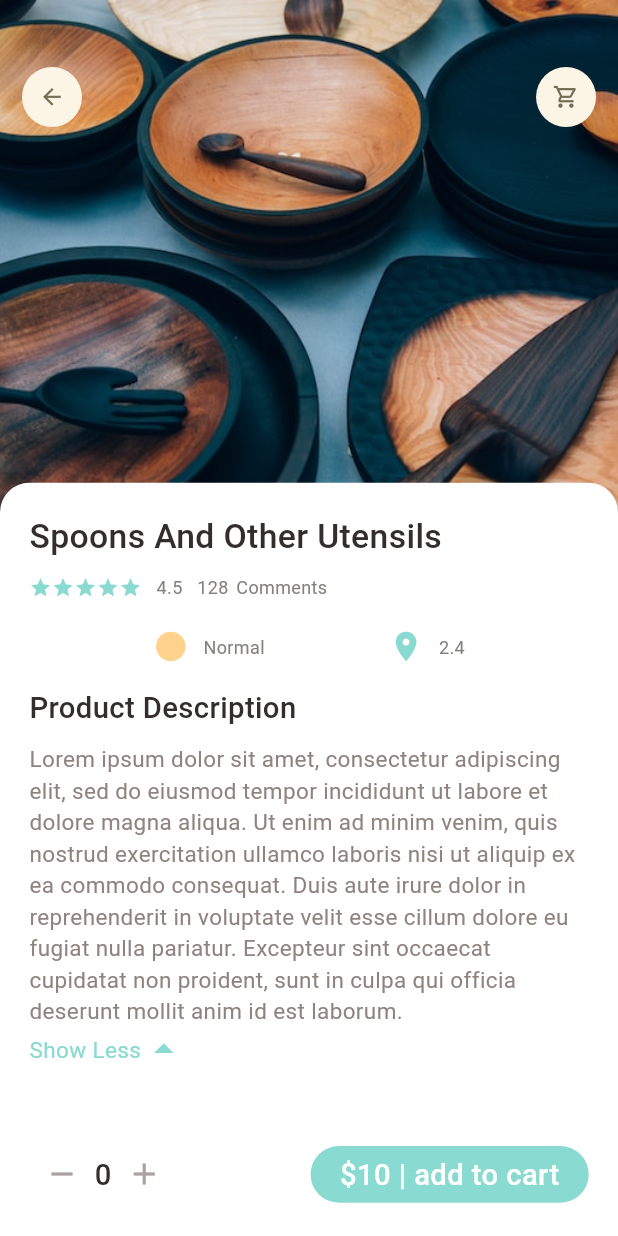
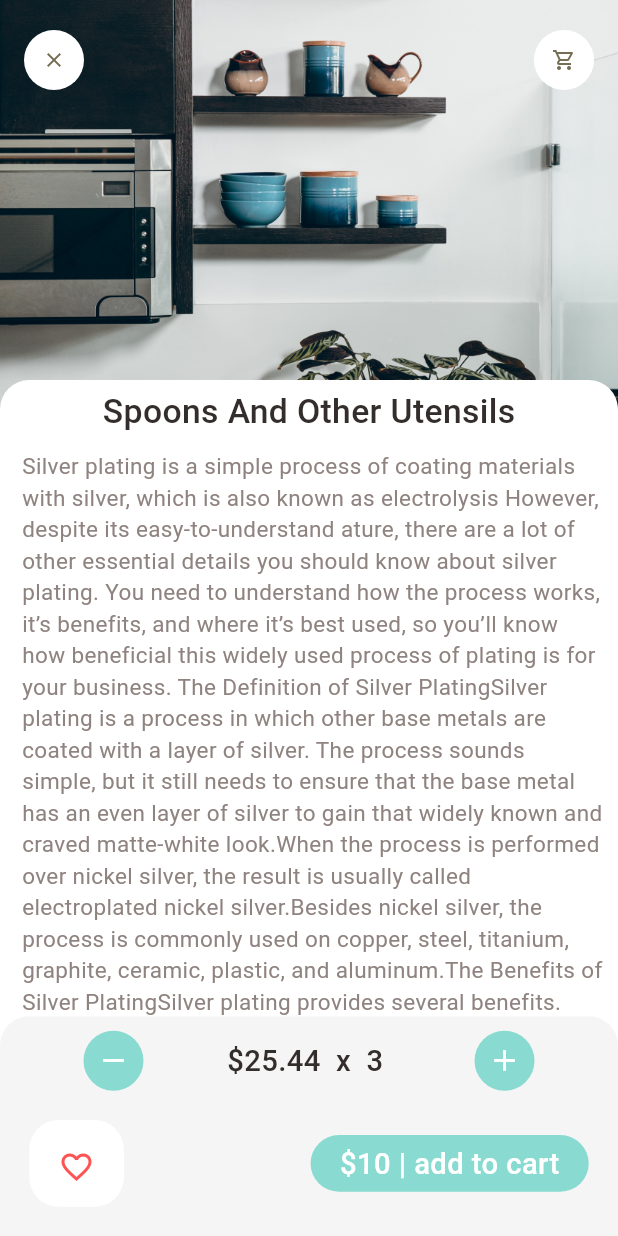
Before and after one commit to SRabina652/HimaliBhadaPasal, a Flutter app: the screen it shows after launch, after a tap on "Show all", on a phone screen of 412 x 824 dp. Run offline on Flutter 3.47's test engine with Material 2 defaults, Android fonts, the phone set to English and light mode, and no system bars; our stand-ins replace dots_indicator, get, google_fonts; missing offline and left inert: dart:html.

Commit message:
working with api,repository,model of the popular product class

```diff
--- /dev/null
+++ b/lib/controller/popular_product_controller.dart
@@ -0,0 +1,21 @@
+import 'package:get/get.dart';
+import 'package:himali_bhada_pasal/data/repository/popular_product_repo.dart';
+
+class PopularProductController extends GetxController{
+  final PopularProductRepo popularProductRepo;
+  PopularProductController({required this.popularProductRepo});
+
+  List<dynamic> _popularProductList=[];
+  List<dynamic> get popularProductList=>_popularProductList;
+
+  Future<void> getPopularProductList() async{
+    Response response=await popularProductRepo.getPopularProductList();
+    if(response.statusCode==200){
+      _popularProductList=[];
+      // _popularProductList.addAll();
+      update();
+    }else{
+
+    }
+  }
+}
--- /dev/null
+++ b/lib/data/api/api_client.dart
@@ -0,0 +1,26 @@
+import 'dart:core';
+import 'dart:html';
+
+import 'package:get/get.dart';
+
+class ApiClient extends GetConnect implements GetxService{
+  late String token;
+  final String appBaseUrl;
+  late Map<String, String> _mainHeaders;
+  ApiClient({required this.appBaseUrl}){
+    baseUrl= appBaseUrl;
+    timeout= Duration(seconds: 25);
+    _mainHeaders={
+      'Content-type':'application/json; charset=UTF-8',
+      'Authorization':'Bearer $token',
+    };
+  }
+  Future<Response> getData(String uri) async{
+    try{
+      Response response= await get(uri);
+      return response;
+    }catch(e){
+      return Response(statusCode: 1, statusText: e.toString());
+    }
+  }
+}
--- /dev/null
+++ b/lib/data/repository/popular_product_repo.dart
@@ -0,0 +1,10 @@
+import 'package:get/get.dart';
+import 'package:himali_bhada_pasal/data/api/api_client.dart';
+
+class PopularProductRepo extends GetxService{
+  final ApiClient apiClient;
+  PopularProductRepo({required this.apiClient});
+  Future<Response> getPopularProductList() async{
+    return await apiClient.getData("http://mvs.bslmeiyu.com/api/v1/products/popular");
+  }
+}
--- /dev/null
+++ b/lib/helper/dependencies.dart
@@ -0,0 +1,14 @@
+import 'package:get/get.dart';
+import 'package:himali_bhada_pasal/controller/popular_product_controller.dart';
+import 'package:himali_bhada_pasal/data/api/api_client.dart';
+import 'package:himali_bhada_pasal/data/repository/popular_product_repo.dart';
+
+Future<void> init() async{
+  //Api client
+  Get.lazyPut(()=>ApiClient(appBaseUrl: "https://www.dbestech.com"));
+
+  // Repos
+  Get.lazyPut(()=>PopularProductRepo(apiClient: Get.find()));
+  //popular controller
+  Get.lazyPut(() => PopularProductController(popularProductRepo:Get.find()));
+}
--- a/lib/main.dart
+++ b/lib/main.dart
@@ -2,8 +2,12 @@ import 'package:flutter/material.dart';
 import 'package:get/get_navigation/src/root/get_material_app.dart';
 import 'package:himali_bhada_pasal/pages/home/main_utensils_page.dart';
 import 'package:himali_bhada_pasal/pages/utensils/popular_utensils_body.dart';
+import 'package:himali_bhada_pasal/pages/utensils/recomended_utensils_detail.dart';
+import 'helper/dependencies.dart' as dep;
 
-void main() {
+void main() async{
+  WidgetsFlutterBinding.ensureInitialized();
+  await dep.init();
   runApp(const MyApp());
 }
 
@@ -20,8 +24,10 @@ class MyApp extends StatelessWidget {
         colorScheme: ColorScheme.fromSeed(seedColor: Colors.deepPurple),
         useMaterial3: true,
       ),
-      home: const PopularUtensilsDetailsPage(),
+      // home: const PopularUtensilsDetailsPage(),
       // home: const MainUtensilsPage(),
+      home: const RecomendedUtensilsDetails(),
+
 
     );
   }
--- /dev/null
+++ b/lib/model/products_model.dart
@@ -0,0 +1,63 @@
+class Product {
+  int? _totalSize;
+  int? _typeId;
+  int? _offset;
+  late List<ProductModel> _products;
+  List<ProductModel> get products => _products;
+
+  Product({ required totalSize, required typeId, required offset, required products}){
+    this._offset=offset;
+    this._totalSize=totalSize;
+    this._typeId=typeId;
+    this._products=products;
+  };
+
+  Product.fromJson(Map<String, dynamic> json) {
+    _totalSize = json['total_size'];
+    _typeId = json['type_id'];
+    _offset = json['offset'];
+    if (json['products'] != null) {
+      _products = <ProductModel>[];
+      json['products'].forEach((v) {
+        _products!.add(ProductModel.fromJson(v));
+      });
+    }
+  }
+}
+
+class ProductModel {
+  int? id;
+  String? name;
+  String? description;
+  int? price;
+  int? stars;
+  String? img;
+  String? location;
+  String? createdAt;
+  String? updatedAt;
+  int? typeId;
+
+  ProductModel({this.id,
+    this.name,
+    this.description,
+    this.price,
+    this.stars,
+    this.img,
+    this.location,
+    this.createdAt,
+    this.updatedAt,
+    this.typeId});
+
+  ProductModel.fromJson(Map<String, dynamic> json) {
+    id = json['id'];
+    name = json['name'];
+    description = json['description'];
+    price = json['price'];
+    stars = json['stars'];
+    img = json['img'];
+    location = json['location'];
+    createdAt = json['created_at'];
+    updatedAt = json['updated_at'];
+    typeId = json['type_id'];
+  }
+}
--- /dev/null
+++ b/lib/pages/utensils/recomended_utensils_detail.dart
@@ -0,0 +1,169 @@
+import 'package:flutter/material.dart';
+import 'package:get/get_utils/get_utils.dart';
+import 'package:himali_bhada_pasal/utils/colors.dart';
+import 'package:himali_bhada_pasal/widgets/icon/app_icon.dart';
+import 'package:himali_bhada_pasal/widgets/text_widgets/expandable_text_height.dart';
+import 'package:himali_bhada_pasal/widgets/text_widgets/main_text.dart';
+
+import '../../utils/dimensions.dart';
+
+class RecomendedUtensilsDetails extends StatelessWidget {
+  const RecomendedUtensilsDetails({super.key});
+
+  @override
+  Widget build(BuildContext context) {
+    return Scaffold(
+      backgroundColor: Colors.white,
+      body: CustomScrollView(
+        slivers: [
+          SliverAppBar(
+            toolbarHeight: 80,
+            title: Row(
+              mainAxisAlignment: MainAxisAlignment.spaceBetween,
+              children: [
+                AppIconClass(
+                  icon: Icons.clear,
+                  backgroundColor: Colors.white,
+                ),
+                AppIconClass(
+                  icon: Icons.shopping_cart_outlined,
+                  backgroundColor: Colors.white,
+                ),
+              ],
+            ),
+            bottom: PreferredSize(
+                preferredSize: Size.fromHeight(20),
+                child: Container(
+                  child: Center(
+                      child: MainText(
+                    text: "Spoons And Other Utensils",
+                    size: Dimensions.font23,
+                  )),
+                  width: double.maxFinite,
+                  padding: EdgeInsets.only(
+                      top: Dimensions.width10 / 2, bottom: Dimensions.width10),
+                  decoration: BoxDecoration(
+                      color: Colors.white,
+                      borderRadius: BorderRadius.only(
+                        topRight: Radius.circular(Dimensions.radius20),
+                        topLeft: Radius.circular(Dimensions.radius20),
+                      )),
+                )),
+            pinned: true,
+            backgroundColor: Colors.white,
+            expandedHeight: 300,
+            flexibleSpace: FlexibleSpaceBar(
+              background: Image.asset(
+                "assets/image/five.jpg",
+                width: double.maxFinite,
+                fit: BoxFit.cover,
+              ),
+            ),
+          ),
+          SliverToBoxAdapter(
+              child: Column(
+            children: [
+              Container(
+                child: ExpandableText(
+                    text:
+                        "Silver plating is a simple process of coating materials with silver, which is also known as electrolysis However, despite its easy-to-understand nature, there are a lot of other essential details you should know about silver plating. You need to understand how the process works, it’s benefits, and where it’s best used, so you’ll know how beneficial this widely used process of plating is for your business. The Definition of Silver PlatingSilver plating is a process in which other base metals are coated with a layer of silver. The process sounds simple, but it still needs to ensure that the base metal has an even layer of silver to gain that widely known and craved matte-white look."
+                        "When the process is performed over nickel silver, the result is usually called electroplated nickel silver."
+                        "Besides nickel silver, the process is commonly used on copper, steel, titanium, graphite, ceramic, plastic, and aluminum.The Benefits of Silver Plating"
+                        "Silver plating provides several benefits. Due to the strength of silver, this type of coating offers excellent corrosion resistance to the base material and the product as a whole."
+                        "Furthermore, silver plating provides great solderability for small parts like kitchen utensils, but it also offers little electrical resistance making it perfect for all products that require an excellent finish and conductivity. A silver finish is also good for the lubricity of the product. Unfortunately, products with a silver finish can still tarnish, but due to the reasonably low price, silver plating is a cheaper alternative to gold plating, which offers similar results."
+                        "All in all, silver coating is thus used for products that require:"
+                        "Depending on the type of usage of the coated material, the silver coating has a different level of thickness."
+                        "Electronics – bearings, semiconductors, connectors Power generators – like battery and solar"),
+                margin: EdgeInsets.only(
+                    right: Dimensions.width10, left: Dimensions.width15),
+              ),
+            ],
+          ))
+        ],
+      ),
+      bottomNavigationBar: Container(
+        padding: EdgeInsets.only(top: Dimensions.height10,bottom: Dimensions.height15),
+        decoration: BoxDecoration(
+            color: Colors.grey.withOpacity(0.1),
+            borderRadius: BorderRadius.only(
+              topLeft: Radius.circular(Dimensions.radius20),
+              topRight: Radius.circular(Dimensions.radius20),
+            )),
+        child: Column(
+          mainAxisSize: MainAxisSize.min,
+          children: [
+            Container(
+              child: Row(
+                mainAxisAlignment: MainAxisAlignment.spaceEvenly,
+                children: [
+                  AppIconClass(
+                    icon: Icons.remove,
+                    backgroundColor: AppColors.mainColor,
+                    iconColor: Colors.white,
+                    iconSize: Dimensions.iconSize24,
+                  ),
+                  MainText(text: "\$25.44 "+ " x " + " 3 "),
+                  AppIconClass(
+                    icon: Icons.add,
+                    backgroundColor: AppColors.mainColor,
+                    iconColor: Colors.white,
+                    iconSize: Dimensions.iconSize24,
+                  )
+                ],
+              ),
+            ),
+            Container(
+              height: Dimensions.bottomHeight,
+              padding: EdgeInsets.only(
+                  left: Dimensions.width20,
+                  right: Dimensions.width20,
+                  bottom: Dimensions.height10 / 2,
+                  top: Dimensions.height20),
+              decoration: BoxDecoration(
+                // color: AppColors.buttonBackgroundColor,
+                  borderRadius: BorderRadius.only(
+                    topLeft: Radius.circular(Dimensions.radius20 * 2),
+                    topRight: Radius.circular(Dimensions.radius20 * 2),
+                  )),
+              child: Row(
+                mainAxisAlignment: MainAxisAlignment.spaceBetween,
+                children: [
+                  Container(
+                    padding: EdgeInsets.all(Dimensions.width20),
+                    decoration: BoxDecoration(
+                      borderRadius: BorderRadius.circular(Dimensions.radius20),
+                      color: Colors.white,
+                    ),
+                    child: Row(
+                      children: [
+                        Icon(
+                          Icons.favorite_border,
+                          color: Colors.redAccent,
+                        ),
+                      ],
+                    ),
+                  ),
+                  Container(
+                    padding: EdgeInsets.only(
+                        left: Dimensions.width20,
+                        right: Dimensions.width20,
+                        bottom: Dimensions.height10 / 2,
+                        top: Dimensions.height10 / 2),
+                    child: MainText(
+                      text: "\$10 | add to cart",
+                      color: Colors.white,
+                    ),
+                    decoration: BoxDecoration(
+                      borderRadius: BorderRadius.circular(Dimensions.radius20),
+                      color: AppColors.mainColor,
+                    ),
+                  ),
+                ],
+              ),
+            ),
+          ],
+        ),
+      ),
+    );
+  }
+}
--- a/lib/widgets/icon/app_icon.dart
+++ b/lib/widgets/icon/app_icon.dart
@@ -6,12 +6,14 @@ class AppIconClass extends StatelessWidget {
   Color iconColor;
   Color backgroundColor;
   double size;
+  final double iconSize;
 
   AppIconClass({
     super.key,
     required this.icon,
     this.iconColor=const Color(0xFF756d54),
     this.backgroundColor=const Color(0xFFfcf4e4),
+    this.iconSize=16,
     this.size=40
   });
 
@@ -26,7 +28,7 @@ class AppIconClass extends StatelessWidget {
       ),
       child: Icon(
         icon,
-        size: Dimensions.iconSize16,
+        size: iconSize,
         color: iconColor,
       ),
     );
```
